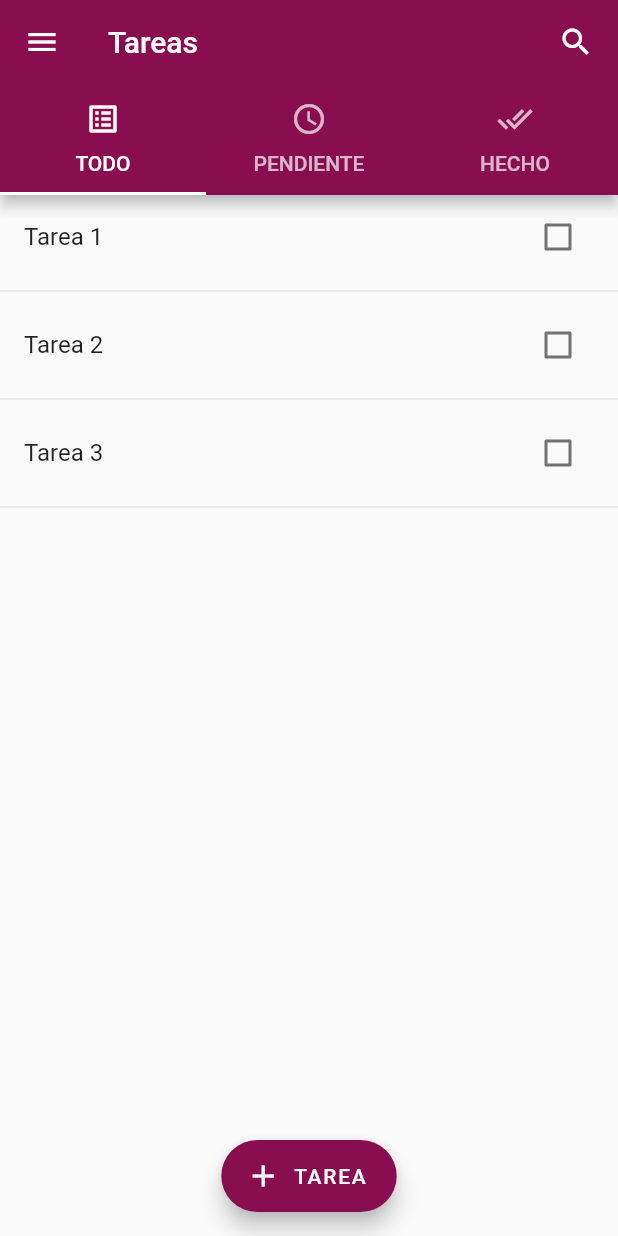
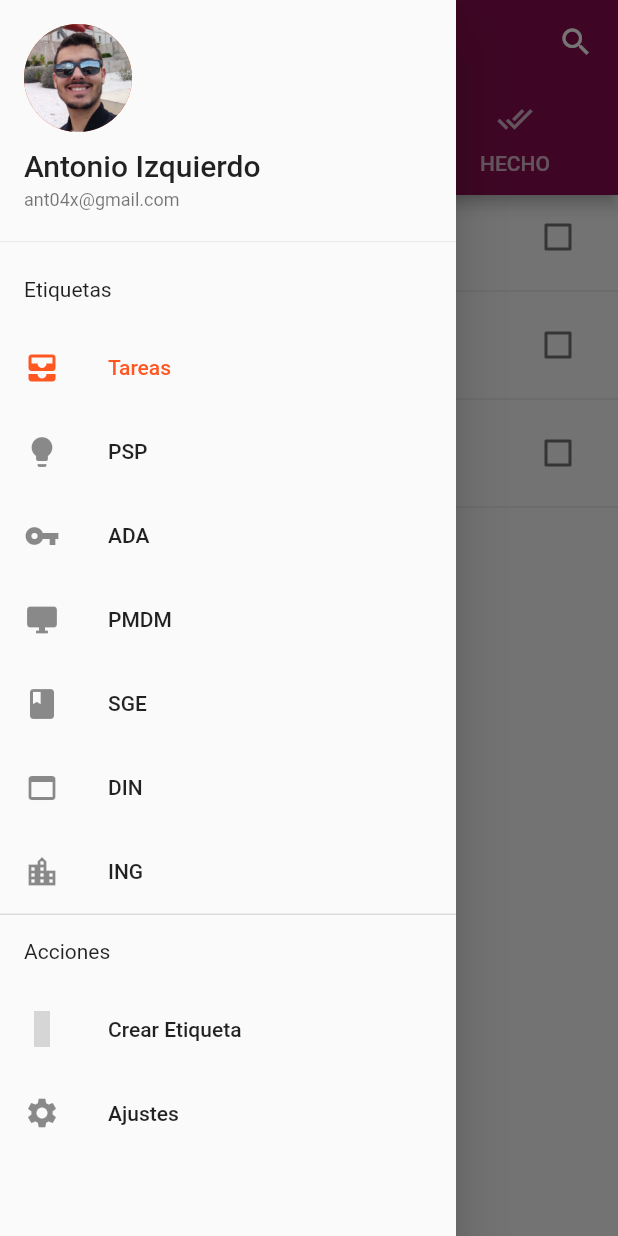
Before and after one commit to ant04x/Flamer, a Flutter app: the screen it shows after launch, with the side drawer open (before the commit the screen has no drawer), on a phone screen of 412 x 824 dp. Run offline on Flutter 3.47's test engine with Material 2 defaults, Android fonts, the phone set to English and light mode, and no system bars; our stand-ins replace material_design_icons_flutter; grey boxes are pictures that could not be loaded.

Commit message:
Cajón de navegación hecho de nuevo.

```diff
--- a/lib/main.dart
+++ b/lib/main.dart
@@ -1,3 +1,4 @@
+import 'package:material_design_icons_flutter/material_design_icons_flutter.dart';
 import 'package:flutter/material.dart';
 
 void main() {
@@ -20,7 +21,7 @@ class MyApp extends StatelessWidget {
         // or simply save your changes to "hot reload" in a Flutter IDE).
         // Notice that the counter didn't reset back to zero; the application
         // is not restarted.
-        primarySwatch: Colors.pink,
+        primarySwatch: Colors.deepOrange,
       ),
       home: MyHomePage(title: 'Tareas'),
     );
@@ -50,6 +51,7 @@ class _MyHomePageState extends State<MyHomePage> {
   bool _task1 = false;
   bool _task2 = false;
   bool _task3 = false;
+  int _selectedDestination = 0;
 
   void _incrementCounter() {
     setState(() {
@@ -70,11 +72,21 @@ class _MyHomePageState extends State<MyHomePage> {
     // The Flutter framework has been optimized to make rerunning build methods
     // fast, so that you can just rebuild anything that needs updating rather
     // than having to individually change instances of widgets.
+    final theme = Theme.of(context);
+    final textTheme = theme.textTheme;
     return DefaultTabController(
       length: 3,
       child: Scaffold(
         appBar: AppBar(
-          leading: Icon(Icons.menu),
+          leading: Builder(
+            builder: (BuildContext context) {
+              return IconButton(
+                icon: const Icon(Icons.menu),
+                onPressed: () { Scaffold.of(context).openDrawer(); },
+                tooltip: MaterialLocalizations.of(context).openAppDrawerTooltip,
+              );
+            },
+          ),
           actions: [
             Padding(
               padding: EdgeInsets.symmetric(horizontal: 16),
@@ -181,6 +193,94 @@ class _MyHomePageState extends State<MyHomePage> {
             ),
           ],
         ),
+        drawer: Drawer(
+          child: SafeArea(
+            child: ListView(
+              // Important: Remove any padding from the ListView.
+              padding: EdgeInsets.all(0.0),
+              children: <Widget>[
+                UserAccountsDrawerHeader(
+                    decoration: BoxDecoration(color: theme.scaffoldBackgroundColor),
+                    accountName: Text('Antonio Izquierdo', style: textTheme.headline6),
+                    accountEmail: Text('ant04x@gmail.com', style: textTheme.caption),
+                    currentAccountPicture: CircleAvatar(
+                      backgroundImage: AssetImage("assets/profile.jpg"),
+                    ),
+                ),
+                Padding(
+                  padding: const EdgeInsets.all(16.0),
+                  child: Text(
+                    'Etiquetas',
+                  ),
+                ),
+                ListTile(
+                  leading: Icon(Icons.all_inbox),
+                  title: Text('Tareas'),
+                  selected: _selectedDestination == 0,
+                  onTap: () => selectDestination(0),
+                ),
+                ListTile(
+                  leading: Icon(Icons.lightbulb),
+                  title: Text('PSP'),
+                  selected: _selectedDestination == 1,
+                  onTap: () => selectDestination(1),
+                ),
+                ListTile(
+                  leading: Icon(Icons.vpn_key),
+                  title: Text('ADA'),
+                  selected: _selectedDestination == 2,
+                  onTap: () => selectDestination(2),
+                ),
+                ListTile(
+                  leading: Icon(Icons.desktop_windows),
+                  title: Text('PMDM'),
+                  selected: _selectedDestination == 3,
+                  onTap: () => selectDestination(3),
+                ),
+                ListTile(
+                  leading: Icon(Icons.book),
+                  title: Text('SGE'),
+                  selected: _selectedDestination == 4,
+                  onTap: () => selectDestination(4),
+                ),
+                ListTile(
+                  leading: Icon(Icons.web_asset),
+                  title: Text('DIN'),
+                  selected: _selectedDestination == 5,
+                  onTap: () => selectDestination(5),
+                ),
+                ListTile(
+                  leading: Icon(Icons.location_city),
+                  title: Text('ING'),
+                  selected: _selectedDestination == 6,
+                  onTap: () => selectDestination(6),
+                ),
+                Divider(
+                  height: 1,
+                  thickness: 1,
+                ),
+                Padding(
+                  padding: const EdgeInsets.all(16.0),
+                  child: Text(
+                    'Acciones',
+                  ),
+                ),
+                ListTile(
+                  leading: Icon(MdiIcons.tag),
+                  title: Text('Crear Etiqueta'),
+                  selected: false,
+                  onTap: () {},
+                ),
+                ListTile(
+                  leading: Icon(Icons.settings),
+                  title: Text('Ajustes'),
+                  selected: false,
+                  onTap: () {},
+                ),
+              ],
+            ),
+          ),
+        ),
         floatingActionButton: FloatingActionButton.extended(
           backgroundColor: Colors.pink.shade900,
           foregroundColor: Colors.white,
@@ -194,4 +294,11 @@ class _MyHomePageState extends State<MyHomePage> {
       ),
     );
   }
+
+  void selectDestination(int index) {
+    setState(() {
+      _selectedDestination = index;
+    });
+    Navigator.pop(context);
+  }
 }
```
Also changed, not shown: pubspec.yaml (+7 -6 lines), assets/profile.jpg (added), pubspec.lock.
